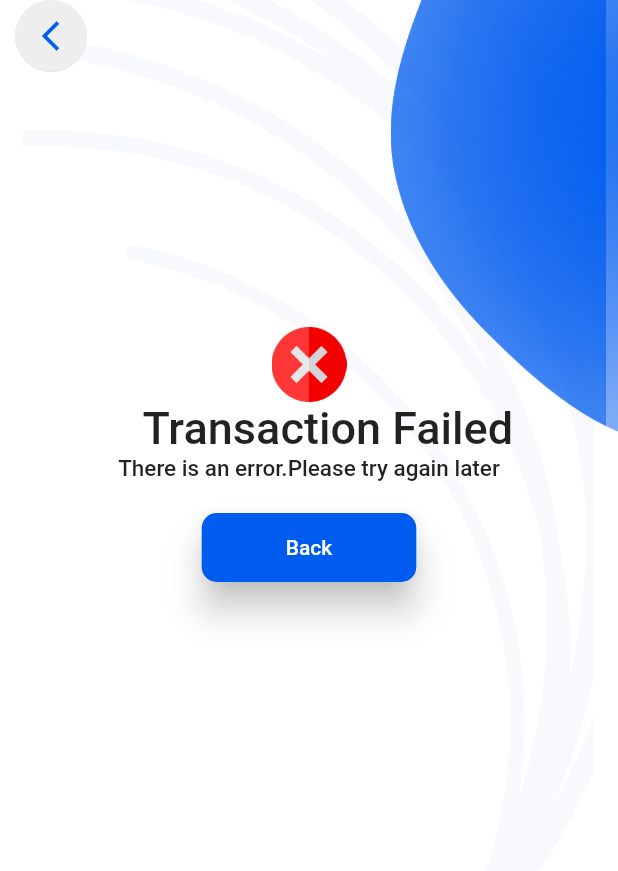
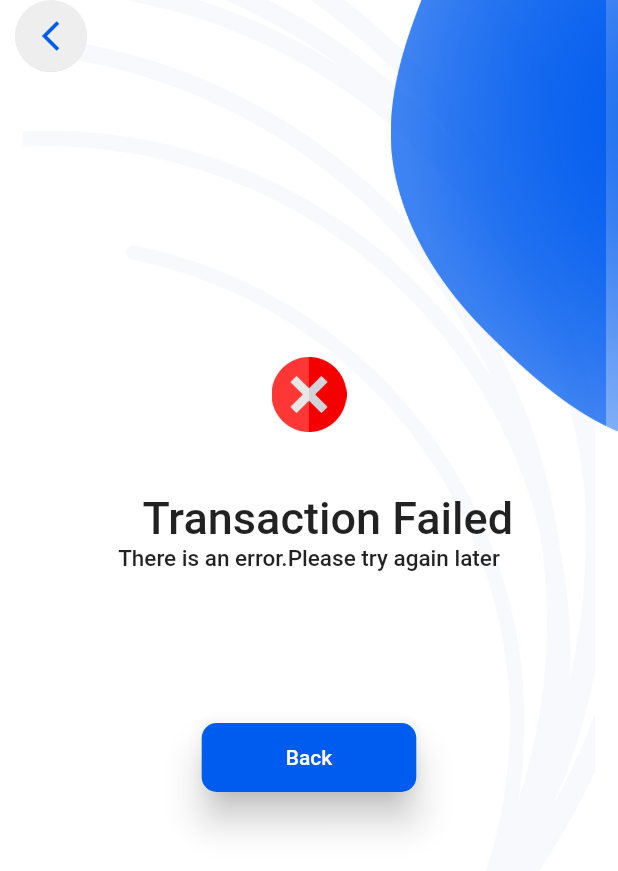
Before and after one commit to snowman1120/etaka, a Flutter app: the screen it shows after launch, on a phone screen of 412 x 824 dp. Shown: the top 871 px of the screen. Run offline on Flutter 3.47's test engine with Material 2 defaults, Android fonts, the phone set to English and light mode, and no system bars; our stand-ins replace fl_chart, flutter_svg.

Commit message:
Update transaction_failed.dart

```diff
--- a/lib/screens/transaction_failed.dart
+++ b/lib/screens/transaction_failed.dart
@@ -19,7 +19,7 @@ class TransactionFailedState extends State<TransactionFailed> {
         crossAxisAlignment: CrossAxisAlignment.center,
         children: [
           SizedBox(
-            height: 150,
+            height: 170,
           ),
 
           Container(
@@ -34,7 +34,9 @@ class TransactionFailedState extends State<TransactionFailed> {
             ),
           ),
 
-
+          SizedBox(
+            height: 40,
+          ),
           Padding(
             padding: const EdgeInsets.fromLTRB(25, 0, 0, 0),
 
@@ -52,7 +54,7 @@ class TransactionFailedState extends State<TransactionFailed> {
           ),
 
           SizedBox(
-            height: 20,
+            height: 100,
           ),
           Center(
             child: ElevatedButton(
```
